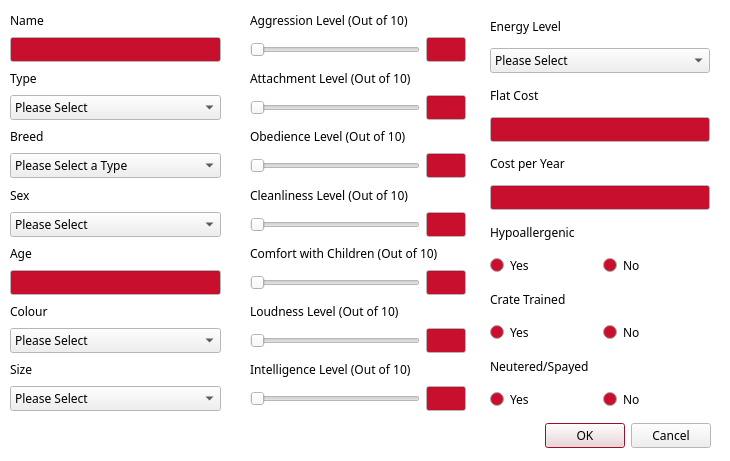
Old version of the form cuACS/addanimal.ui in the repository cameronhawtin/Animal-Farm-cuACS.
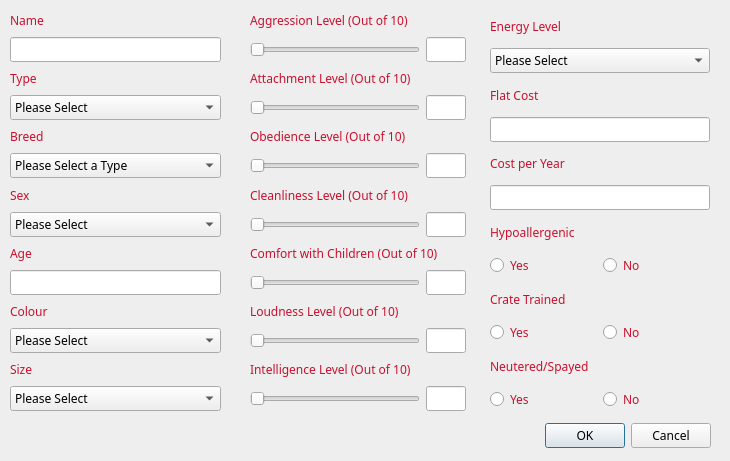
New version of the form.

What changed in the file:
```diff
--- a/cuACS/addanimal.ui
+++ b/cuACS/addanimal.ui
@@ -13,115 +13,88 @@
   <property name="palette">
    <palette>
     <active>
-     <colorrole role="Text">
+     <colorrole role="WindowText">
       <brush brushstyle="SolidPattern">
        <color alpha="255">
-        <red>0</red>
-        <green>0</green>
-        <blue>0</blue>
+        <red>200</red>
+        <green>16</green>
+        <blue>46</blue>
        </color>
       </brush>
      </colorrole>
      <colorrole role="Base">
       <brush brushstyle="SolidPattern">
        <color alpha="255">
-        <red>200</red>
-        <green>16</green>
-        <blue>46</blue>
-       </color>
-      </brush>
-     </colorrole>
-     <colorrole role="Window">
-      <brush brushstyle="SolidPattern">
-       <color alpha="255">
         <red>255</red>
         <green>255</green>
         <blue>255</blue>
        </color>
       </brush>
      </colorrole>
-     <colorrole role="Highlight">
+     <colorrole role="Window">
       <brush brushstyle="SolidPattern">
        <color alpha="255">
-        <red>200</red>
-        <green>16</green>
-        <blue>46</blue>
+        <red>238</red>
+        <green>238</green>
+        <blue>238</blue>
        </color>
       </brush>
      </colorrole>
     </active>
     <inactive>
-     <colorrole role="Text">
+     <colorrole role="WindowText">
       <brush brushstyle="SolidPattern">
        <color alpha="255">
-        <red>0</red>
-        <green>0</green>
-        <blue>0</blue>
+        <red>200</red>
+        <green>16</green>
+        <blue>46</blue>
        </color>
       </brush>
      </colorrole>
      <colorrole role="Base">
       <brush brushstyle="SolidPattern">
        <color alpha="255">
-        <red>200</red>
-        <green>16</green>
-        <blue>46</blue>
-       </color>
-      </brush>
-     </colorrole>
-     <colorrole role="Window">
-      <brush brushstyle="SolidPattern">
-       <color alpha="255">
         <red>255</red>
         <green>255</green>
         <blue>255</blue>
        </color>
       </brush>
      </colorrole>
-     <colorrole role="Highlight">
+     <colorrole role="Window">
       <brush brushstyle="SolidPattern">
        <color alpha="255">
-        <red>200</red>
-        <green>16</green>
-        <blue>46</blue>
+        <red>238</red>
+        <green>238</green>
+        <blue>238</blue>
        </color>
       </brush>
      </colorrole>
     </inactive>
     <disabled>
-     <colorrole role="Text">
+     <colorrole role="WindowText">
       <brush brushstyle="SolidPattern">
        <color alpha="255">
-        <red>0</red>
-        <green>0</green>
-        <blue>0</blue>
+        <red>190</red>
+        <green>190</green>
+        <blue>190</blue>
        </color>
       </brush>
      </colorrole>
      <colorrole role="Base">
       <brush brushstyle="SolidPattern">
        <color alpha="255">
-        <red>200</red>
-        <green>16</green>
-        <blue>46</blue>
-       </color>
-      </brush>
-     </colorrole>
-     <colorrole role="Window">
-      <brush brushstyle="SolidPattern">
-       <color alpha="255">
         <red>255</red>
         <green>255</green>
         <blue>255</blue>
        </color>
       </brush>
      </colorrole>
-     <colorrole role="Highlight">
+     <colorrole role="Window">
       <brush brushstyle="SolidPattern">
        <color alpha="255">
-        <red>145</red>
-        <green>141</green>
-        <blue>126</blue>
+        <red>238</red>
+        <green>238</green>
+        <blue>238</blue>
        </color>
       </brush>
      </colorrole>
```
Left out of the diff: 4 changed lines with no effect on the pictures.
